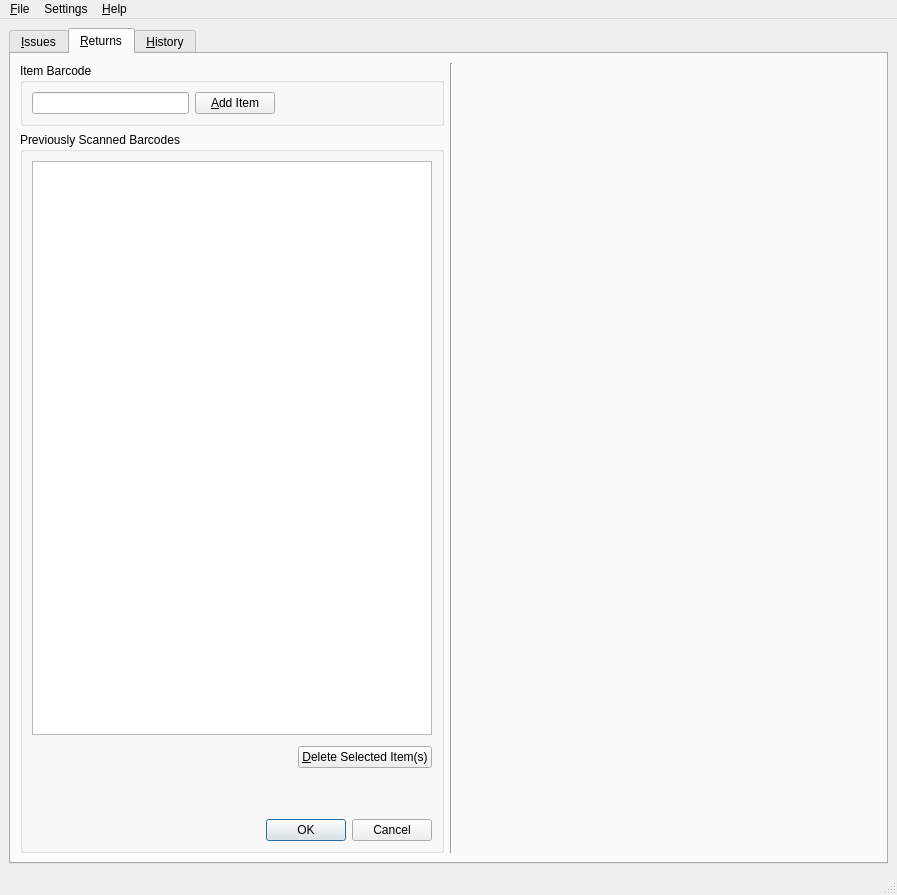
bywatersolutions/koha-offline-circulation, file mainwindow.ui: the form before one commit.
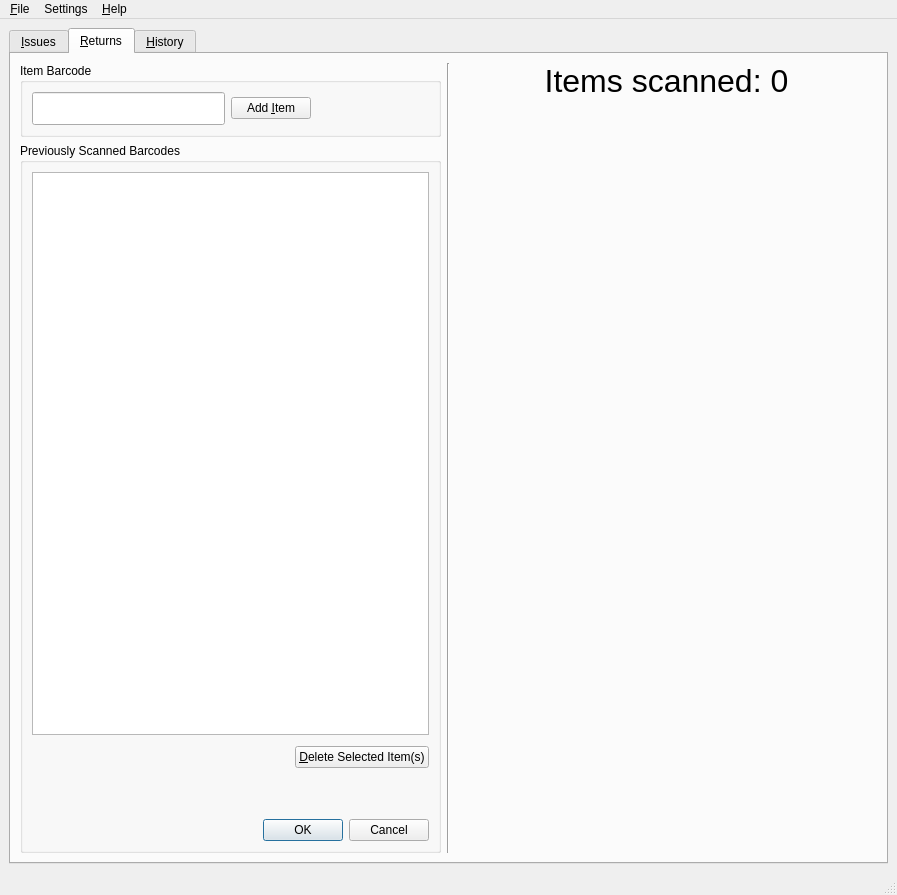
The form after the commit. The open tabs and pages were chosen to show the change. Icons and pictures are not drawn.

Commit message: Improve the user interface

```diff
--- a/mainwindow.ui
+++ b/mainwindow.ui
@@ -460,12 +460,18 @@
               </property>
               <layout class="QHBoxLayout" name="horizontalLayout_12">
                <item>
-                <widget class="QLineEdit" name="lineEditReturnsItemBarcode"/>
+                <widget class="QLineEdit" name="lineEditReturnsItemBarcode">
+                 <property name="font">
+                  <font>
+                   <pointsize>16</pointsize>
+                  </font>
+                 </property>
+                </widget>
                </item>
                <item>
                 <widget class="QPushButton" name="pushButtonReturnsAddItemBarcode">
                  <property name="text">
-                  <string>&amp;Add Item</string>
+                  <string>Add &amp;Item</string>
                  </property>
                  <property name="icon">
                   <iconset>
@@ -594,17 +600,42 @@
            </widget>
           </item>
           <item>
-           <spacer name="horizontalSpacer_7">
-            <property name="orientation">
-             <enum>Qt::Horizontal</enum>
-            </property>
-            <property name="sizeHint" stdset="0">
-             <size>
-              <width>40</width>
-              <height>20</height>
-             </size>
-            </property>
-           </spacer>
+           <layout class="QVBoxLayout" name="verticalLayoutReturnsCount">
+            <item>
+             <widget class="QLabel" name="labelReturnsCount">
+              <property name="sizePolicy">
+               <sizepolicy hsizetype="Expanding" vsizetype="Preferred">
+                <horstretch>0</horstretch>
+                <verstretch>0</verstretch>
+               </sizepolicy>
+              </property>
+              <property name="font">
+               <font>
+                <pointsize>24</pointsize>
+               </font>
+              </property>
+              <property name="text">
+               <string>Items scanned: 0</string>
+              </property>
+              <property name="alignment">
+               <set>Qt::AlignHCenter|Qt::AlignTop</set>
+              </property>
+             </widget>
+            </item>
+            <item>
+             <spacer name="verticalSpacerReturnsCount">
+              <property name="orientation">
+               <enum>Qt::Vertical</enum>
+              </property>
+              <property name="sizeHint" stdset="0">
+               <size>
+                <width>20</width>
+                <height>40</height>
+               </size>
+              </property>
+             </spacer>
+            </item>
+           </layout>
           </item>
          </layout>
         </item>
```
Left out of the diff: 25 changed lines with no effect on the pictures. The commit also changes 3 other files.
